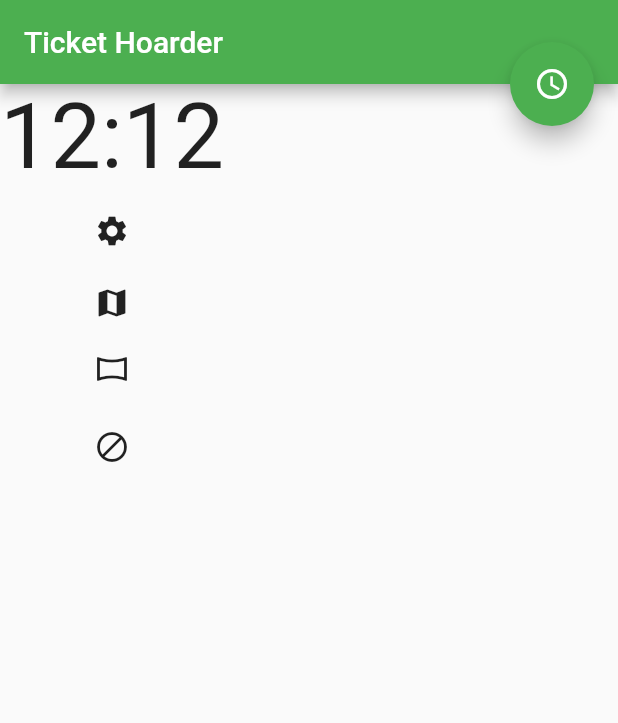
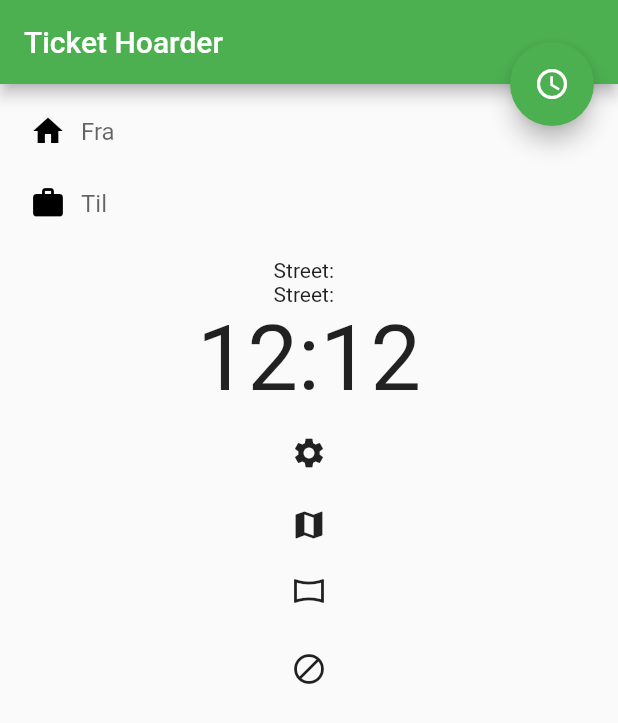
Before and after one commit to DAT251-g2/ticket_hoarder, a Flutter app: the screen it shows after launch, on a phone screen of 412 x 824 dp. Shown: the top 723 px of the screen. Run offline on Flutter 3.47's test engine with Material 2 defaults, Android fonts, the light colour scheme and no system bars; our stand-ins replace dio, flutter_html, google_maps_flutter, location; missing offline and left inert: flutter_polyline_points.

Commit message:
La til fra og til tekstbokser og søkeresultater

```diff
--- a/lib/pages/my_home_page.dart
+++ b/lib/pages/my_home_page.dart
@@ -1,8 +1,12 @@
 import 'package:flutter/material.dart';
 import 'package:location/location.dart';
+import 'package:ticket_hoarder/map/address_search.dart';
+import 'package:ticket_hoarder/map/place_service.dart';
 import 'package:ticket_hoarder/pages/test_page.dart';
 import 'package:ticket_hoarder/pages/map_page.dart';
 import 'package:ticket_hoarder/pages/setttings_page.dart';
+//import 'package:google_places_flutter/google_places_flutter.dart/';
+import 'package:uuid/uuid.dart';
 
 class MyHomePage extends StatefulWidget {
   const MyHomePage({Key? key, required this.title}) : super(key: key);
@@ -15,8 +19,20 @@ class MyHomePage extends StatefulWidget {
 class _MyHomePageState extends State<MyHomePage> {
   double latitude = 60.3913;
   double longitude = 5.3221;
+  String _streetNumberFra = '';
+  String _streetFra = '';
+  String _streetNumberTil = '';
+  String _streetTil = '';
+  final _controller = TextEditingController();
+  final _controller2 = TextEditingController();
 
   TimeOfDay? time = const TimeOfDay(hour: 12, minute: 12);
+  @override
+  void dispose() {
+    _controller.dispose();
+    super.dispose();
+  }
+
   @override
   Widget build(BuildContext context) {
     return Scaffold(
@@ -25,6 +41,77 @@ class _MyHomePageState extends State<MyHomePage> {
       ),
       body: Column(
         children: <Widget>[
+          TextField(
+            controller: _controller,
+            onTap: () async {
+              final sessionToken = const Uuid().v4();
+              final Suggestion? result = await showSearch(
+                context: context,
+                delegate: AddressSearch(sessionToken),
+              );
+              if (result != null) {
+                final placeDetails = await PlaceApiProvider(sessionToken)
+                    .getPlaceDetailFromId(result.placeId);
+                setState(() {
+                  _controller.text = result.description;
+                  _streetNumberFra = placeDetails.streetNumber;
+                  _streetFra = placeDetails.street;
+                });
+              }
+            },
+            // with some styling
+            decoration: InputDecoration(
+              icon: Container(
+                margin: const EdgeInsets.only(left: 20),
+                width: 10,
+                height: 10,
+                child: const Icon(
+                  Icons.home,
+                  color: Colors.black,
+                ),
+              ),
+              hintText: "Fra",
+              border: InputBorder.none,
+              contentPadding: const EdgeInsets.only(left: 8.0, top: 16.0),
+            ),
+          ),
+          TextField(
+            controller: _controller2,
+            onTap: () async {
+              final sessionToken = const Uuid().v4();
+              final Suggestion? result = await showSearch(
+                context: context,
+                delegate: AddressSearch(sessionToken),
+              );
+              if (result != null) {
+                final placeDetails = await PlaceApiProvider(sessionToken)
+                    .getPlaceDetailFromId(result.placeId);
+                setState(() {
+                  _controller2.text = result.description;
+                  _streetNumberTil = placeDetails.streetNumber;
+                  _streetTil = placeDetails.street;
+                });
+              }
+            },
+            // with some styling
+            decoration: InputDecoration(
+              icon: Container(
+                margin: const EdgeInsets.only(left: 20),
+                width: 10,
+                height: 10,
+                child: const Icon(
+                  Icons.work,
+                  color: Colors.black,
+                ),
+              ),
+              hintText: "Til",
+              border: InputBorder.none,
+              contentPadding: const EdgeInsets.only(left: 8.0, top: 16.0),
+            ),
+          ),
+          const SizedBox(height: 20.0),
+          Text('Street: $_streetFra $_streetNumberFra'),
+          Text('Street: $_streetTil $_streetNumberTil'),
           Text(
             '${time!.hour.toString()}:${time!.minute.toString()}',
             style: const TextStyle(fontSize: 60),
--- a/pubspec.yaml
+++ b/pubspec.yaml
@@ -44,6 +44,8 @@ dependencies:
   flutter_js: ^0.5.0+6
   flutter_polyline_points: ^1.0.0
   dio: ^4.0.4
+  google_places_flutter: ^2.0.5
+  uuid: ^3.0.6
 
 
 dev_dependencies:
```
Also changed, not shown: lib/map/address_search.dart (added, +68 -0 lines), lib/map/place_service.dart (added, +89 -0 lines), pubspec.lock, 2 other files.
